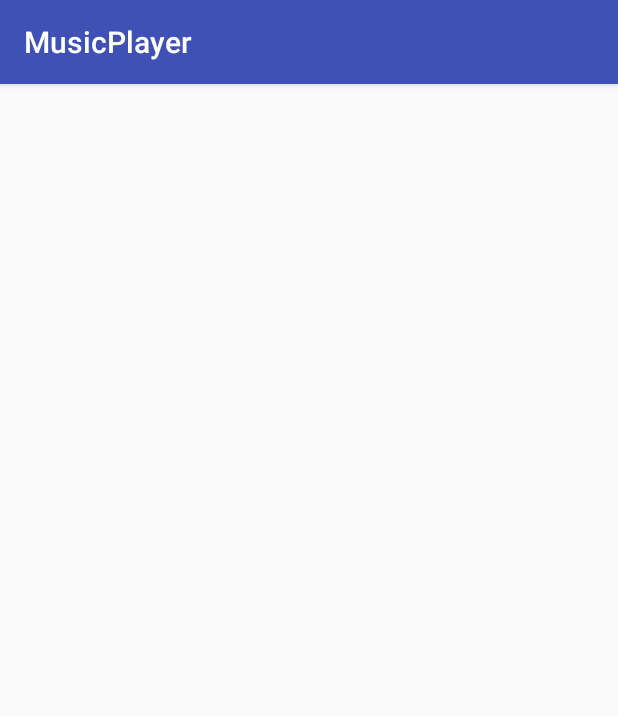
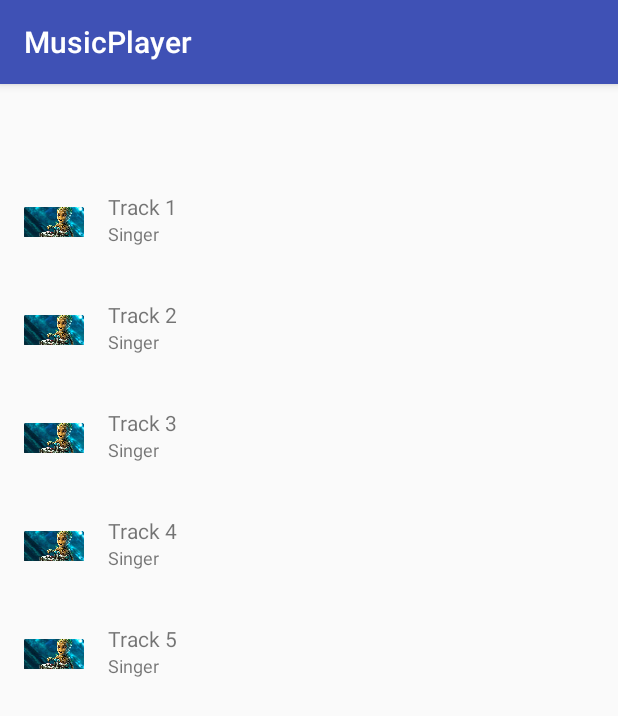
Before and after one commit to AlmazKh/Music_player, an Android app: the screen it shows after launch (MainActivity), on a phone screen of 412 x 824 dp. Shown: the top 716 px of the screen. Run offline under Robolectric (Android 15) with nearby library versions, the phone set to English and light mode, and no system bars.

Commit message:
Add Recycler

```diff
--- a/MusicPlayer/app/build.gradle
+++ b/MusicPlayer/app/build.gradle
@@ -1,11 +1,11 @@
 apply plugin: 'com.android.application'
 
 android {
-    compileSdkVersion 26
+    compileSdkVersion 28
     defaultConfig {
         applicationId "com.example.almaz.musicplayer"
         minSdkVersion 21
-        targetSdkVersion 26
+        targetSdkVersion 28
         versionCode 1
         versionName "1.0"
         testInstrumentationRunner "android.support.test.runner.AndroidJUnitRunner"
@@ -20,8 +20,9 @@ android {
 
 dependencies {
     implementation fileTree(dir: 'libs', include: ['*.jar'])
-    implementation 'com.android.support:appcompat-v7:26.1.0'
+    implementation 'com.android.support:appcompat-v7:28.0.0'
     implementation 'com.android.support.constraint:constraint-layout:1.1.3'
+    implementation 'com.android.support:recyclerview-v7:28.0.0'
     testImplementation 'junit:junit:4.12'
     androidTestImplementation 'com.android.support.test:runner:1.0.2'
     androidTestImplementation 'com.android.support.test.espresso:espresso-core:3.0.2'
--- /dev/null
+++ b/MusicPlayer/app/src/main/java/com/example/almaz/musicplayer/AppListDiffCallback.java
@@ -0,0 +1,21 @@
+package com.example.almaz.musicplayer;
+
+import android.support.v7.util.DiffUtil;
+
+/**
+ * Created by Almaz on 11.11.2018.
+ */
+
+public class AppListDiffCallback extends DiffUtil.ItemCallback<Track> {
+
+    @Override
+    public boolean areItemsTheSame(Track oldItem, Track newItem) {
+        return oldItem.getId() == newItem.getId();
+    }
+
+    @Override
+    public boolean areContentsTheSame(Track oldItem, Track newItem) {
+        return oldItem.getTrackName().equals(newItem.getTrackName());
+    }
+
+}
--- a/MusicPlayer/app/src/main/java/com/example/almaz/musicplayer/MainActivity.java
+++ b/MusicPlayer/app/src/main/java/com/example/almaz/musicplayer/MainActivity.java
@@ -1,29 +1,48 @@
 package com.example.almaz.musicplayer;
 
+import android.content.Intent;
+import android.content.SharedPreferences;
 import android.os.Environment;
+import android.preference.PreferenceManager;
 import android.support.v7.app.AppCompatActivity;
 import android.os.Bundle;
 import android.widget.ListView;
+import android.support.v7.widget.LinearLayoutManager;
+import android.support.v7.widget.RecyclerView;
 
 import java.io.File;
 import java.util.ArrayList;
 
-public class MainActivity extends AppCompatActivity {
+public class MainActivity extends AppCompatActivity implements SongCallback {
 
-    ListView listView;
+    TrackAdapter appAdapter;
 
     @Override
     protected void onCreate(Bundle savedInstanceState) {
         super.onCreate(savedInstanceState);
         setContentView(R.layout.activity_main);
-        listView = (ListView)findViewById(R.id.lv_songs);
-
-        ArrayList<File> songs = findSongs(Environment.getExternalStorageDirectory());
+        RecyclerView mRecyclerView = findViewById(R.id.rv_tracks);
+        RecyclerView.LayoutManager mLayoutManager = new LinearLayoutManager(this);
+        mRecyclerView.setLayoutManager(mLayoutManager);
+        appAdapter = new TrackAdapter(new AppListDiffCallback(), this);
+        mRecyclerView.setAdapter(appAdapter);
+        appAdapter.submitList(getMyList());
     }
 
-    private ArrayList<File> findSongs(File root) {
-        ArrayList<File> list = new ArrayList<>();
-        File[] file = root.listFiles();
+    public static ArrayList<Track> getMyList() {
+        ArrayList<Track> tracks = new ArrayList<>();
+        tracks.add(new Track(R.raw.track_1, "Track 1", "Singer"));
+        tracks.add(new Track(R.raw.track_2, "Track 2", "Singer"));
+        tracks.add(new Track(R.raw.track_3, "Track 3", "Singer"));
+        tracks.add(new Track(R.raw.track_4, "Track 4", "Singer"));
+        tracks.add(new Track(R.raw.track_5, "Track 5", "Singer"));
+        return tracks;
+    }
 
+    @Override
+    public void songClick(int id) {
+        Intent intent = new Intent(this, Player.class);
+        intent.putExtra("id", id);
+        startActivity(intent);
     }
 }
--- a/MusicPlayer/app/src/main/java/com/example/almaz/musicplayer/Player.java
+++ b/MusicPlayer/app/src/main/java/com/example/almaz/musicplayer/Player.java
@@ -2,7 +2,6 @@ package com.example.almaz.musicplayer;
 
 import android.annotation.SuppressLint;
 import android.media.MediaPlayer;
-import android.os.Environment;
 import android.os.Handler;
 import android.os.Message;
 import android.support.v7.app.AppCompatActivity;
@@ -38,7 +37,7 @@ public class Player extends AppCompatActivity {
         tvCurrentTime = (TextView)findViewById(R.id.tv_current_time);
         tvRemainingTime = (TextView)findViewById(R.id.tv_remaining_time);
         tvTrackName = (TextView)findViewById(R.id.tv_track_name);
-        mediaPlayer = MediaPlayer.create(this, R.raw.lost_stars);
+        mediaPlayer = MediaPlayer.create(this, R.raw.track_5);
         mediaPlayer.setLooping(true);
         mediaPlayer.seekTo(0);
         mediaPlayer.setVolume(0.5f, 0.5f);
--- /dev/null
+++ b/MusicPlayer/app/src/main/java/com/example/almaz/musicplayer/SongCallback.java
@@ -0,0 +1,9 @@
+package com.example.almaz.musicplayer;
+
+/**
+ * Created by Almaz on 11.11.2018.
+ */
+
+public interface SongCallback {
+    void songClick(int id);
+}
--- /dev/null
+++ b/MusicPlayer/app/src/main/java/com/example/almaz/musicplayer/TrackAdapter.java
@@ -0,0 +1,57 @@
+package com.example.almaz.musicplayer;
+
+import android.support.annotation.NonNull;
+import android.support.v7.recyclerview.extensions.ListAdapter;
+import android.support.v7.util.DiffUtil;
+import android.support.v7.widget.RecyclerView;
+import android.view.LayoutInflater;
+import android.view.View;
+import android.view.ViewGroup;
+import android.widget.TextView;
+
+/**
+ * Created by Almaz on 11.11.2018.
+ */
+
+public class TrackAdapter extends ListAdapter<Track, TrackAdapter.TrackHolder> {
+
+    SongCallback songCallback;
+
+    protected TrackAdapter(@NonNull DiffUtil.ItemCallback<Track> diffCallback, SongCallback songCallback) {
+        super(diffCallback);
+        this.songCallback = songCallback;
+    }
+
+
+    @NonNull
+    @Override
+    public TrackHolder onCreateViewHolder(@NonNull ViewGroup parent, int viewType) {
+        View view = LayoutInflater.from(parent.getContext()).inflate(R.layout.track, parent, false);
+        return new TrackHolder(view);
+    }
+
+    @Override
+    public void onBindViewHolder(@NonNull final TrackHolder viewHolder, int position) {
+        viewHolder.id = position;
+        viewHolder.itemView.setOnClickListener(new View.OnClickListener() {
+            @Override
+            public void onClick(View v) {
+                songCallback.songClick(viewHolder.id);
+            }
+        });
+        viewHolder.tvTrackName.setText(getItem(position).getTrackName());
+        viewHolder.tvSingerName.setText(getItem(position).getSingerName());
+    }
+
+    public class TrackHolder extends RecyclerView.ViewHolder {
+        TextView tvTrackName;
+        TextView tvSingerName;
+        int id;
+
+        public TrackHolder(View itemView) {
+            super(itemView);
+            tvTrackName = itemView.findViewById(R.id.tv_name);
+            tvSingerName = itemView.findViewById(R.id.tv_singer);
+        }
+    }
+}
--- a/MusicPlayer/app/src/main/res/layout/activity_main.xml
+++ b/MusicPlayer/app/src/main/res/layout/activity_main.xml
@@ -8,10 +8,15 @@
     android:orientation="vertical"
     tools:context="com.example.almaz.musicplayer.MainActivity">
 
-    <ListView
-        android:id="@+id/lv_songs"
-        android:layout_width="fill_parent"
-        android:layout_height="wrap_content" >
-    </ListView>
+    <FrameLayout
+        android:layout_width="match_parent"
+        android:layout_height="match_parent">
+        <android.support.v7.widget.RecyclerView
+            android:id="@+id/rv_tracks"
+            android:layout_marginTop="?android:actionBarSize"
+            android:layout_width="match_parent"
+            android:layout_height="match_parent"
+            android:scrollbars="vertical" />
+    </FrameLayout>
 
 </FrameLayout>
```
Also changed, not shown: 1 other file.
